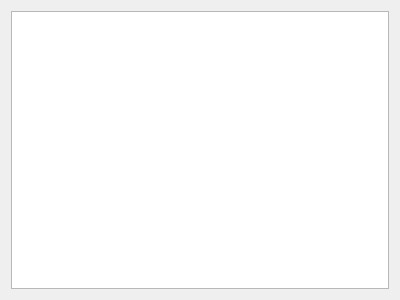
The window that src/app/mainapp/productform.ui (Bodiok007/Accounting) describes before a commit, drawn with Qt 5.
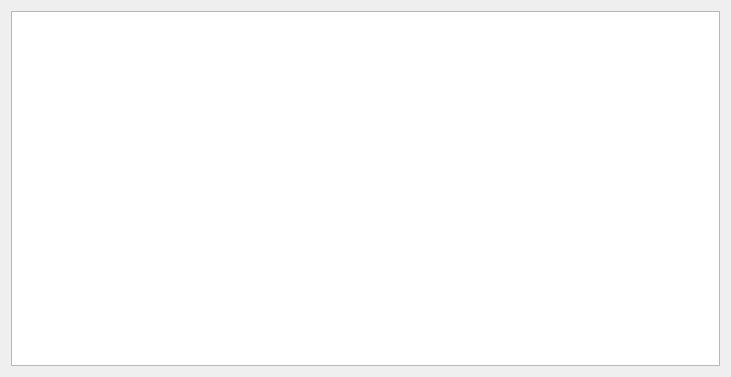
The same window after the commit. Custom widgets are drawn as their Qt base class.

What changed in the file:
```diff
--- a/src/app/mainapp/productform.ui
+++ b/src/app/mainapp/productform.ui
@@ -6,8 +6,8 @@
    <rect>
     <x>0</x>
     <y>0</y>
-    <width>400</width>
-    <height>300</height>
+    <width>731</width>
+    <height>377</height>
    </rect>
   </property>
   <property name="windowTitle">
```
